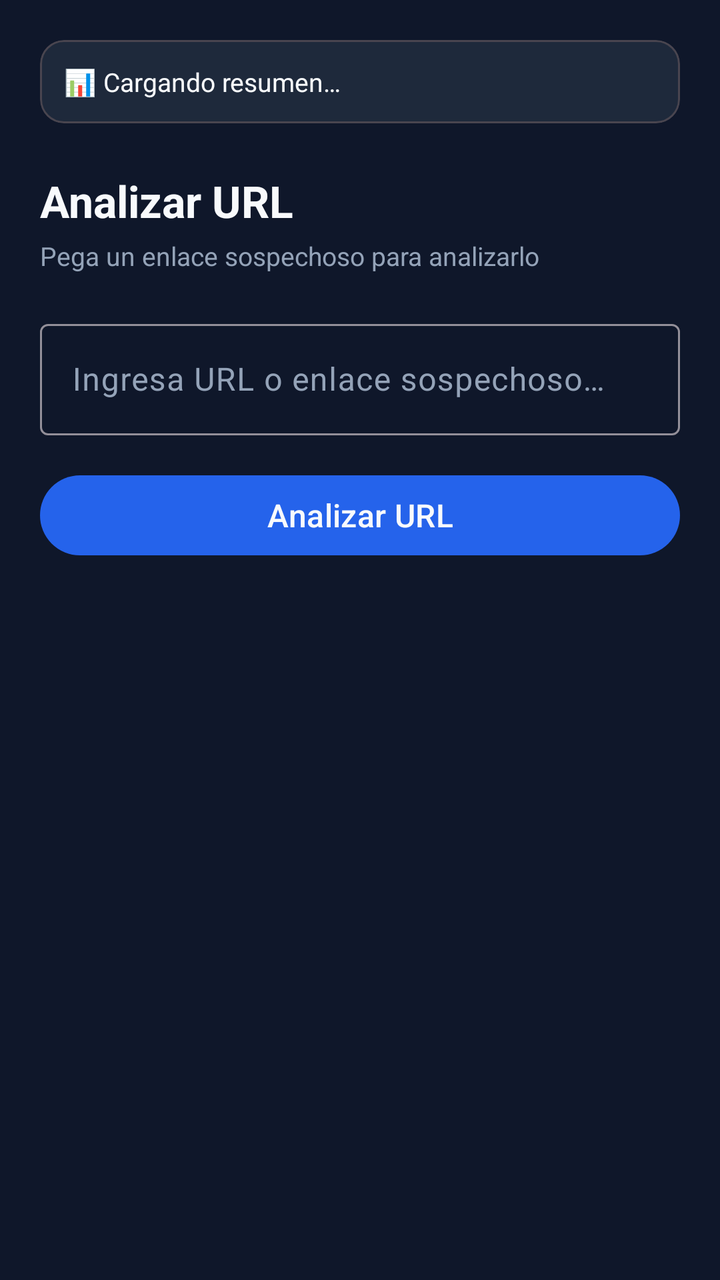
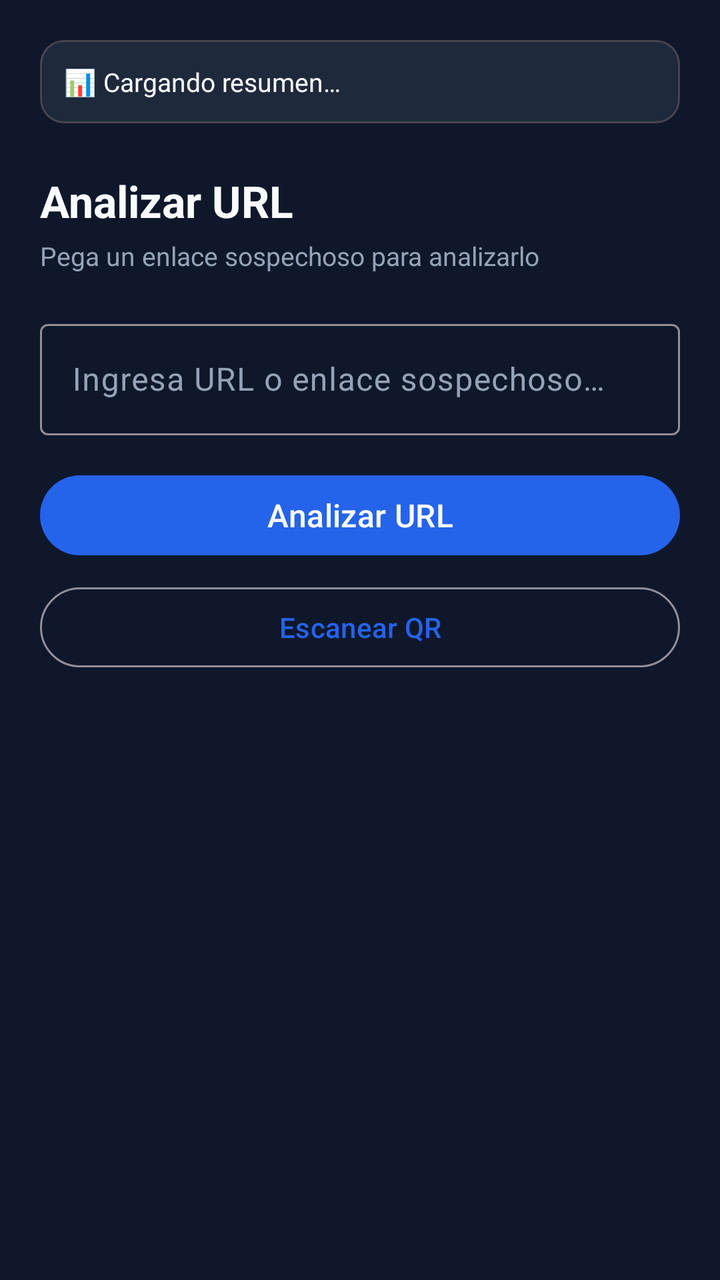

An Android layout rendered at two revisions. The XML below is the earlier revision; the diff shows what the commit changed to produce the second picture.
<!-- AndroidManifest.xml: application theme Theme.Phishware -->
<!-- res/layout/fragment_url_analysis.xml -->
<?xml version="1.0" encoding="utf-8"?>
<ScrollView xmlns:android="http://schemas.android.com/apk/res/android"
    android:layout_width="match_parent"
    android:layout_height="match_parent"
    android:fillViewport="true">

    <LinearLayout
        android:layout_width="match_parent"
        android:layout_height="wrap_content"
        android:orientation="vertical"
        android:padding="20dp">

        <com.google.android.material.card.MaterialCardView
            android:id="@+id/cardDash"
            android:layout_width="match_parent"
            android:layout_height="wrap_content"
            android:layout_marginBottom="16dp"
            app:cardBackgroundColor="@color/surface_dark"
            app:cardCornerRadius="12dp"
            xmlns:app="http://schemas.android.com/apk/res-auto">
            <TextView
                android:id="@+id/tvDash"
                android:layout_width="match_parent"
                android:layout_height="wrap_content"
                android:padding="12dp"
                android:text="📊 Cargando resumen…"
                android:textColor="@color/text_primary"
                android:textSize="13sp" />
        </com.google.android.material.card.MaterialCardView>

        <TextView
            android:layout_width="wrap_content"
            android:layout_height="wrap_content"
            android:layout_marginTop="8dp"
            android:text="Analizar URL"
            android:textColor="@color/text_primary"
            android:textSize="22sp"
            android:textStyle="bold" />

        <TextView
            android:layout_width="wrap_content"
            android:layout_height="wrap_content"
            android:layout_marginTop="4dp"
            android:layout_marginBottom="20dp"
            android:text="Pega un enlace sospechoso para analizarlo"
            android:textColor="@color/text_secondary"
            android:textSize="13sp" />

        <com.google.android.material.textfield.TextInputLayout
            android:layout_width="match_parent"
            android:layout_height="wrap_content"
            android:hint="@string/hint_url"
            style="@style/Widget.Material3.TextInputLayout.OutlinedBox">

            <com.google.android.material.textfield.TextInputEditText
                android:id="@+id/etUrl"
                android:layout_width="match_parent"
                android:layout_height="wrap_content"
                android:inputType="textUri"
                android:maxLines="1"
                android:textColor="@color/text_primary" />
        </com.google.android.material.textfield.TextInputLayout>

        <com.google.android.material.button.MaterialButton
            android:id="@+id/btnAnalyze"
            android:layout_width="match_parent"
            android:layout_height="wrap_content"
            android:layout_marginTop="16dp"
            android:text="@string/btn_analyze"
            android:textSize="16sp" />

        <ProgressBar
            android:id="@+id/progressBar"
            android:layout_width="wrap_content"
            android:layout_height="wrap_content"
            android:layout_gravity="center_horizontal"
            android:layout_marginTop="16dp"
            android:visibility="gone" />

        <com.google.android.material.card.MaterialCardView
            android:id="@+id/cardResult"
            android:layout_width="match_parent"
            android:layout_height="wrap_content"
            android:layout_marginTop="20dp"
            android:visibility="gone"
            app:cardBackgroundColor="@color/surface_dark"
            app:cardCornerRadius="12dp"
            xmlns:app="http://schemas.android.com/apk/res-auto">

            <LinearLayout
                android:layout_width="match_parent"
                android:layout_height="wrap_content"
                android:orientation="vertical"
                android:padding="16dp">

                <TextView
                    android:id="@+id/tvRiskLevel"
                    android:layout_width="match_parent"
                    android:layout_height="wrap_content"
                    android:textSize="20sp"
                    android:textStyle="bold" />

                <TextView
                    android:id="@+id/tvRiskMessage"
                    android:layout_width="match_parent"
                    android:layout_height="wrap_content"
                    android:layout_marginTop="8dp"
                    android:textColor="@color/text_primary"
                    android:textSize="14sp" />

                <TextView
                    android:id="@+id/tvDomain"
                    android:layout_width="match_parent"
                    android:layout_height="wrap_content"
                    android:layout_marginTop="8dp"
                    android:textColor="@color/text_secondary"
                    android:textSize="13sp" />

                <TextView
                    android:id="@+id/tvScore"
                    android:layout_width="match_parent"
                    android:layout_height="wrap_content"
                    android:layout_marginTop="4dp"
                    android:textColor="@color/text_secondary"
                    android:textSize="13sp" />

                <TextView
                    android:id="@+id/tvAnalysisTime"
                    android:layout_width="match_parent"
                    android:layout_height="wrap_content"
                    android:layout_marginTop="4dp"
                    android:textColor="@color/text_secondary"
                    android:textSize="12sp" />

                <TextView
                    android:id="@+id/tvThreats"
                    android:layout_width="match_parent"
                    android:layout_height="wrap_content"
                    android:layout_marginTop="12dp"
                    android:textColor="@color/danger_red"
                    android:textSize="14sp"
                    android:textStyle="bold" />

            <TextView
                android:id="@+id/tvRecommendations"
                android:layout_width="match_parent"
                android:layout_height="wrap_content"
                android:layout_marginTop="8dp"
                android:textColor="@color/warning_amber"
                android:textSize="13sp" />

            <com.google.android.material.button.MaterialButton
                android:id="@+id/btnReport"
                style="@style/Widget.Material3.Button.OutlinedButton"
                android:layout_width="match_parent"
                android:layout_height="wrap_content"
                android:layout_marginTop="12dp"
                android:text="Reportar esta URL" />
        </LinearLayout>
        </com.google.android.material.card.MaterialCardView>
    </LinearLayout>
</ScrollView>
<!-- resources referenced by this layout -->
<resources>
  <color name="danger_red">#DC2626</color>
  <color name="surface_dark">#1E293B</color>
  <color name="text_primary">#F8FAFC</color>
  <color name="text_secondary">#94A3B8</color>
  <color name="warning_amber">#D97706</color>
  <string name="btn_analyze">Analizar URL</string>
  <string name="hint_url">Ingresa URL o enlace sospechoso…</string>
  <style name="Theme.Phishware" parent="Theme.Material3.Dark.NoActionBar">
          <item name="colorPrimary">@color/primary_blue</item>
          <item name="colorPrimaryDark">@color/primary_dark</item>
          <item name="colorOnPrimary">@color/text_primary</item>
          <item name="colorSecondary">@color/success_green</item>
          <item name="colorOnSecondary">@color/background_dark</item>
          <item name="android:colorBackground">@color/background_dark</item>
          <item name="colorSurface">@color/surface_dark</item>
          <item name="colorOnSurface">@color/text_primary</item>
          <item name="colorOnSurfaceVariant">@color/text_secondary</item>
          <item name="colorError">@color/danger_red</item>
          <item name="android:statusBarColor">@color/background_dark</item>
          <item name="android:navigationBarColor">@color/background_dark</item>
      </style>
  <color name="primary_blue">#2563EB</color>
  <color name="primary_dark">#1D4ED8</color>
  <color name="success_green">#16A34A</color>
  <color name="background_dark">#0F172A</color>
</resources>

<!-- the commit's change to res/layout/fragment_url_analysis.xml (unified diff, before → after) -->
@@ -68,6 +68,14 @@
             android:layout_marginTop="16dp"
             android:text="@string/btn_analyze"
             android:textSize="16sp" />
+
+        <com.google.android.material.button.MaterialButton
+            android:id="@+id/btnQr"
+            style="@style/Widget.Material3.Button.OutlinedButton"
+            android:layout_width="match_parent"
+            android:layout_height="wrap_content"
+            android:layout_marginTop="8dp"
+            android:text="Escanear QR" />
 
         <ProgressBar
             android:id="@+id/progressBar"
